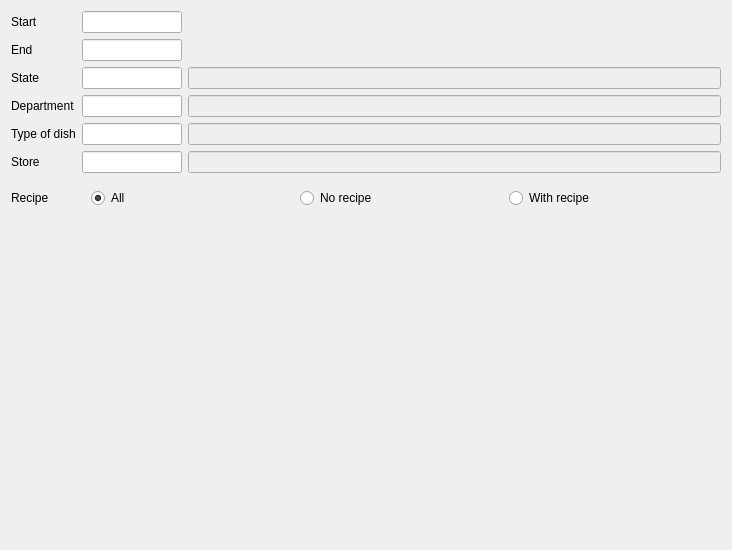
Qt form Reports/cr5salesbydishesfilter.ui (End1-1/Cafe5) before a commit.
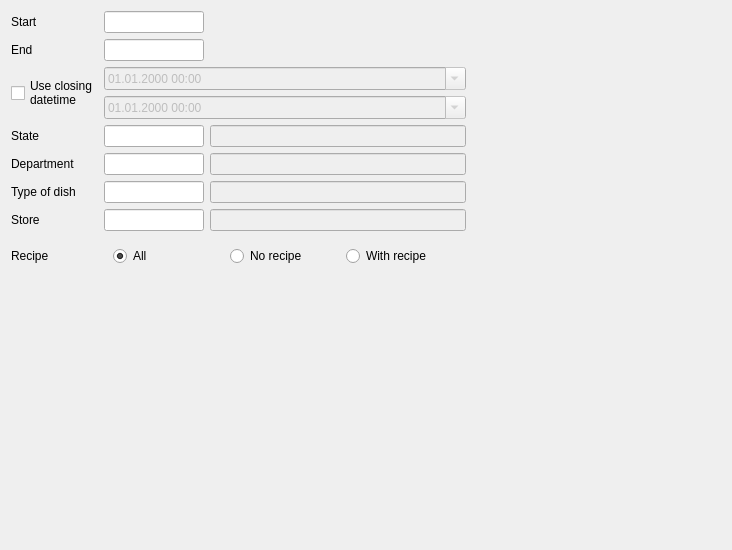
The same form after that commit. Custom widgets are drawn as their Qt base class.

Diff of the .ui file:
```diff
--- a/Reports/cr5salesbydishesfilter.ui
+++ b/Reports/cr5salesbydishesfilter.ui
@@ -14,77 +14,61 @@
    <string>Form</string>
   </property>
   <layout class="QGridLayout" name="gridLayout">
-   <item row="3" column="1">
-    <widget class="C5LineEditWithSelector" name="lePart1">
-     <property name="maximumSize">
-      <size>
-       <width>100</width>
-       <height>16777215</height>
-      </size>
-     </property>
-    </widget>
-   </item>
-   <item row="4" column="0">
-    <widget class="QLabel" name="label_5">
-     <property name="text">
-      <string>Type of dish</string>
-     </property>
-    </widget>
-   </item>
-   <item row="3" column="2">
-    <widget class="QLineEdit" name="lePart1Name">
-     <property name="enabled">
-      <bool>false</bool>
-     </property>
-    </widget>
-   </item>
-   <item row="2" column="1">
-    <widget class="C5LineEditWithSelector" name="leDishState">
-     <property name="minimumSize">
-      <size>
-       <width>100</width>
-       <height>0</height>
-      </size>
-     </property>
-     <property name="maximumSize">
-      <size>
-       <width>100</width>
-       <height>16777215</height>
-      </size>
-     </property>
-     <property name="FilterName" stdset="0">
-      <string>store</string>
-     </property>
-    </widget>
-   </item>
-   <item row="2" column="2">
-    <widget class="C5LineEdit" name="leStateName">
-     <property name="enabled">
-      <bool>false</bool>
-     </property>
+   <item row="2" column="0" rowspan="2">
+    <widget class="QCheckBox" name="chUseCloseDateTime">
      <property name="focusPolicy">
       <enum>Qt::NoFocus</enum>
      </property>
-    </widget>
-   </item>
-   <item row="5" column="1">
-    <widget class="C5LineEditWithSelector" name="leStore">
-     <property name="maximumSize">
-      <size>
-       <width>100</width>
-       <height>16777215</height>
-      </size>
+     <property name="text">
+      <string>Use closing
+datetime</string>
      </property>
     </widget>
    </item>
    <item row="5" column="2">
-    <widget class="QLineEdit" name="leStoreName">
+    <widget class="QLineEdit" name="lePart1Name">
      <property name="enabled">
       <bool>false</bool>
      </property>
+     <property name="focusPolicy">
+      <enum>Qt::NoFocus</enum>
+     </property>
     </widget>
    </item>
-   <item row="8" column="1">
+   <item row="6" column="1">
+    <widget class="C5LineEditWithSelector" name="lePart2">
+     <property name="maximumSize">
+      <size>
+       <width>100</width>
+       <height>16777215</height>
+      </size>
+     </property>
+     <property name="FilterName" stdset="0">
+      <string>typeofdish</string>
+     </property>
+    </widget>
+   </item>
+   <item row="1" column="0">
+    <widget class="QLabel" name="label_2">
+     <property name="text">
+      <string>End</string>
+     </property>
+    </widget>
+   </item>
+   <item row="2" column="1" colspan="2">
+    <widget class="QDateTimeEdit" name="dt1">
+     <property name="enabled">
+      <bool>false</bool>
+     </property>
+     <property name="displayFormat">
+      <string>dd.MM.yyyy HH:mm</string>
+     </property>
+     <property name="calendarPopup">
+      <bool>true</bool>
+     </property>
+    </widget>
+   </item>
+   <item row="10" column="1">
     <spacer name="verticalSpacer">
      <property name="orientation">
       <enum>Qt::Vertical</enum>
@@ -97,20 +81,37 @@
      </property>
     </spacer>
    </item>
-   <item row="3" column="0">
+   <item row="4" column="2">
+    <widget class="C5LineEdit" name="leStateName">
+     <property name="enabled">
+      <bool>false</bool>
+     </property>
+     <property name="focusPolicy">
+      <enum>Qt::NoFocus</enum>
+     </property>
+    </widget>
+   </item>
+   <item row="0" column="0">
+    <widget class="QLabel" name="label">
+     <property name="text">
+      <string>Start</string>
+     </property>
+    </widget>
+   </item>
+   <item row="7" column="0">
+    <widget class="QLabel" name="label_6">
+     <property name="text">
+      <string>Store</string>
+     </property>
+    </widget>
+   </item>
+   <item row="5" column="0">
     <widget class="QLabel" name="label_4">
      <property name="text">
       <string>Department</string>
      </property>
     </widget>
    </item>
-   <item row="1" column="0">
-    <widget class="QLabel" name="label_2">
-     <property name="text">
-      <string>End</string>
-     </property>
-    </widget>
-   </item>
    <item row="1" column="1">
     <widget class="C5DateEdit" name="deEnd">
      <property name="minimumSize">
@@ -130,34 +131,60 @@
      </property>
     </widget>
    </item>
-   <item row="2" column="0">
+   <item row="5" column="1">
+    <widget class="C5LineEditWithSelector" name="lePart1">
+     <property name="maximumSize">
+      <size>
+       <width>100</width>
+       <height>16777215</height>
+      </size>
+     </property>
+     <property name="FilterName" stdset="0">
+      <string>department</string>
+     </property>
+    </widget>
+   </item>
+   <item row="6" column="0">
+    <widget class="QLabel" name="label_5">
+     <property name="text">
+      <string>Type of dish</string>
+     </property>
+    </widget>
+   </item>
+   <item row="8" column="0">
+    <widget class="QLabel" name="label_7">
+     <property name="text">
+      <string>Recipe</string>
+     </property>
+    </widget>
+   </item>
+   <item row="4" column="0">
     <widget class="QLabel" name="label_3">
      <property name="text">
       <string>State</string>
      </property>
     </widget>
    </item>
-   <item row="4" column="2">
-    <widget class="QLineEdit" name="lePart2Name">
+   <item row="7" column="2">
+    <widget class="QLineEdit" name="leStoreName">
      <property name="enabled">
       <bool>false</bool>
      </property>
+     <property name="focusPolicy">
+      <enum>Qt::NoFocus</enum>
+     </property>
     </widget>
    </item>
-   <item row="4" column="1">
-    <widget class="C5LineEditWithSelector" name="lePart2">
+   <item row="7" column="1">
+    <widget class="C5LineEditWithSelector" name="leStore">
      <property name="maximumSize">
       <size>
        <width>100</width>
        <height>16777215</height>
       </size>
      </property>
-    </widget>
-   </item>
-   <item row="0" column="0">
-    <widget class="QLabel" name="label">
-     <property name="text">
-      <string>Start</string>
+     <property name="FilterName" stdset="0">
+      <string>store</string>
      </property>
     </widget>
    </item>
@@ -180,14 +207,39 @@
      </property>
     </widget>
    </item>
-   <item row="5" column="0">
-    <widget class="QLabel" name="label_6">
-     <property name="text">
-      <string>Store</string>
+   <item row="4" column="1">
+    <widget class="C5LineEditWithSelector" name="leDishState">
+     <property name="minimumSize">
+      <size>
+       <width>100</width>
+       <height>0</height>
+      </size>
      </property>
+     <property name="maximumSize">
+      <size>
+       <width>100</width>
+       <height>16777215</height>
+      </size>
+     </property>
+     <property name="FilterName" stdset="0">
+      <string>state</string>
+     </property>
     </widget>
    </item>
-   <item row="6" column="1" colspan="2">
+   <item row="3" column="1" colspan="2">
+    <widget class="QDateTimeEdit" name="dt2">
+     <property name="enabled">
+      <bool>false</bool>
+     </property>
+     <property name="displayFormat">
+      <string>dd.MM.yyyy HH:mm</string>
+     </property>
+     <property name="calendarPopup">
+      <bool>true</bool>
+     </property>
+    </widget>
+   </item>
+   <item row="8" column="1" colspan="2">
     <widget class="QWidget" name="widget" native="true">
      <layout class="QHBoxLayout" name="horizontalLayout">
       <item>
@@ -217,16 +269,37 @@
      </layout>
     </widget>
    </item>
-   <item row="6" column="0">
-    <widget class="QLabel" name="label_7">
-     <property name="text">
-      <string>Recipe</string>
+   <item row="6" column="2">
+    <widget class="QLineEdit" name="lePart2Name">
+     <property name="enabled">
+      <bool>false</bool>
+     </property>
+     <property name="focusPolicy">
+      <enum>Qt::NoFocus</enum>
      </property>
     </widget>
    </item>
+   <item row="0" column="3">
+    <spacer name="horizontalSpacer_2">
+     <property name="orientation">
+      <enum>Qt::Horizontal</enum>
+     </property>
+     <property name="sizeHint" stdset="0">
+      <size>
+       <width>40</width>
+       <height>20</height>
+      </size>
+     </property>
+    </spacer>
+   </item>
   </layout>
  </widget>
  <customwidgets>
+  <customwidget>
+   <class>C5DateEdit</class>
+   <extends>QLineEdit</extends>
+   <header location="global">c5dateedit.h</header>
+  </customwidget>
   <customwidget>
    <class>C5LineEdit</class>
    <extends>QLineEdit</extends>
@@ -237,11 +310,6 @@
    <extends>QLineEdit</extends>
    <header location="global">c5lineeditwithselector.h</header>
   </customwidget>
-  <customwidget>
-   <class>C5DateEdit</class>
-   <extends>QLineEdit</extends>
-   <header location="global">c5dateedit.h</header>
-  </customwidget>
  </customwidgets>
  <tabstops>
   <tabstop>deStart</tabstop>
```
Left out of the diff: 8 changed lines with no effect on the pictures.
